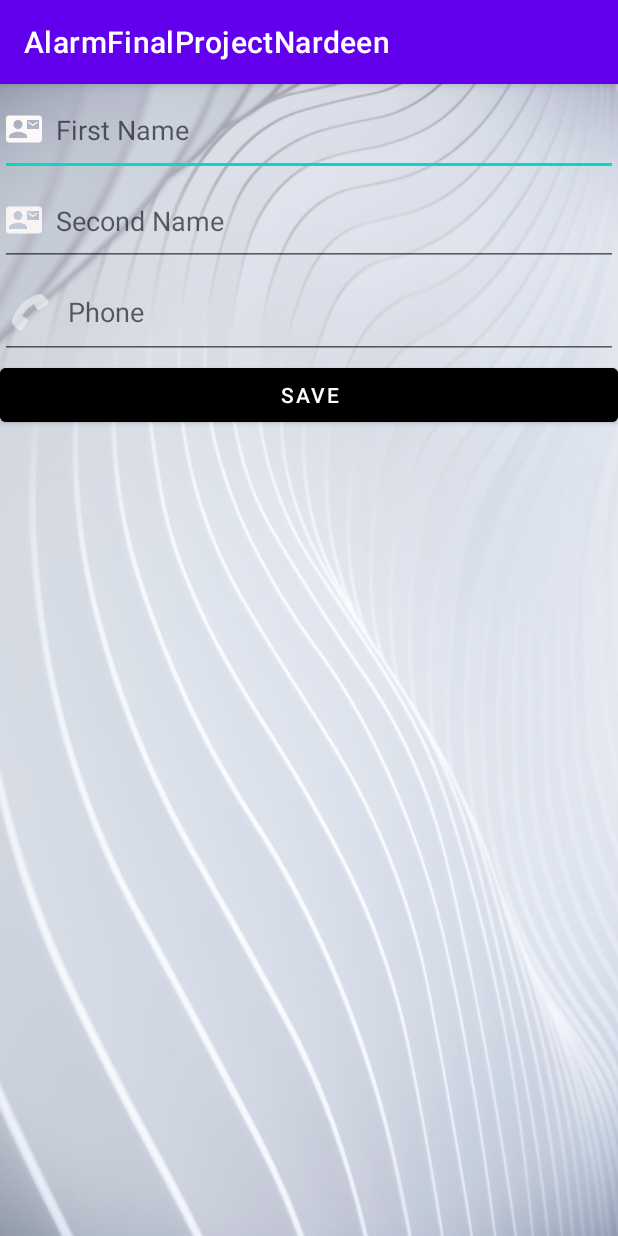
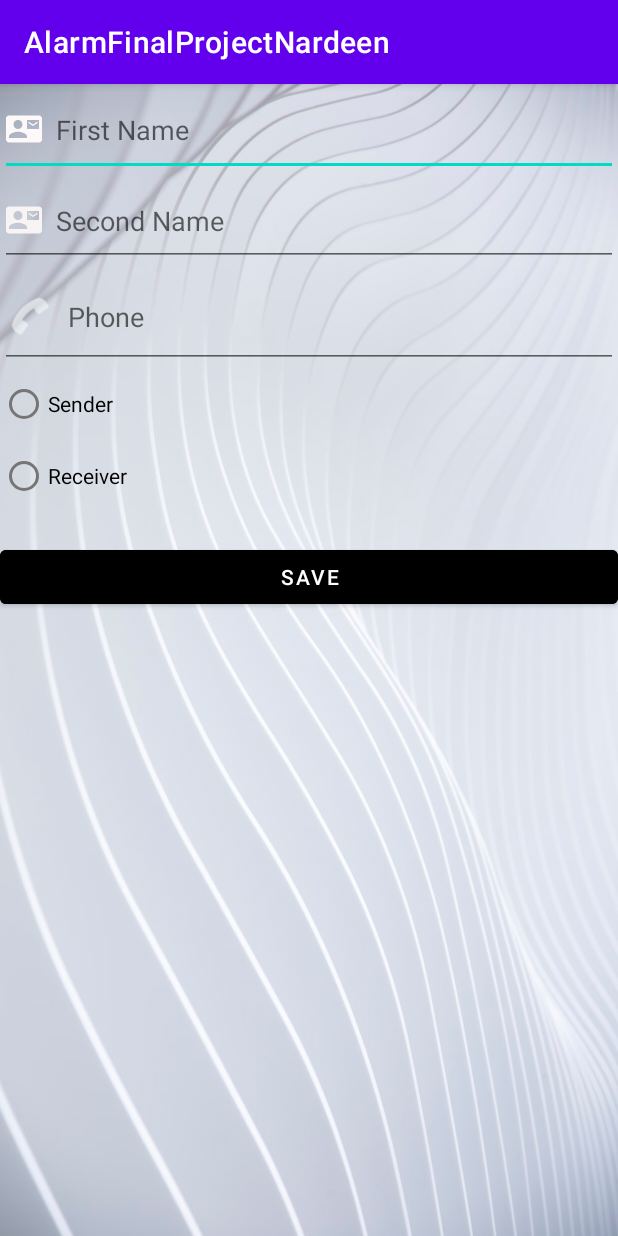
Before and after one commit to Nardeen230505/AlarmFinalProjectNardeen, an Android app: the ProfileActivity screen opened directly, with no data from a screen before it, on a phone screen of 412 x 824 dp. Run offline under Robolectric (Android 15) with nearby library versions, the phone set to English and light mode, and no system bars; our stand-ins replace Firebase (no records; nobody signed in at launch, a user with empty details on screens opened directly).

```diff
--- a/app/src/main/java/ow/nardeen/alarmfinalprojectnardeen/ProfileActivity.java
+++ b/app/src/main/java/ow/nardeen/alarmfinalprojectnardeen/ProfileActivity.java
@@ -7,6 +7,7 @@ import android.os.Bundle;
 import android.view.View;
 import android.widget.Button;
 import android.widget.EditText;
+import android.widget.RadioButton;
 import android.widget.Toast;
 
 import com.google.android.gms.tasks.OnCompleteListener;
@@ -26,6 +27,9 @@ public class ProfileActivity extends AppCompatActivity {
     private Button btnSaveProfile;
     private boolean toUpdate=true;
     Profile profile = null;
+    private RadioButton sender;
+    private RadioButton receiver;
+
     @Override
     protected void onCreate(Bundle savedInstanceState) {
         super.onCreate(savedInstanceState);
@@ -35,6 +39,10 @@ public class ProfileActivity extends AppCompatActivity {
         edSecondName =  findViewById(R.id.edSecondName);
         edPhoneP = findViewById(R.id.edPhoneP);
         btnSaveProfile = findViewById(R.id.btnSaveProfile);
+        sender = findViewById(R.id.rdSender);
+        receiver = findViewById(R.id.rdReceiever);
+
+
         btnSaveProfile.setOnClickListener(new View.OnClickListener() {
             @Override
             public void onClick(View v) {
--- a/app/src/main/res/layout/activity_profile.xml
+++ b/app/src/main/res/layout/activity_profile.xml
@@ -27,10 +27,27 @@
     <EditText
         android:id="@+id/edPhoneP"
         android:layout_width="match_parent"
-        android:layout_height="62dp"
+        android:layout_height="68dp"
         android:drawableLeft="@android:drawable/ic_menu_call"
         android:drawableTint="#F6FBFB"
         android:hint="  Phone" />
+
+    <RadioGroup
+        android:layout_width="match_parent"
+        android:layout_height="115dp" >
+
+        <RadioButton
+            android:id="@+id/rdSender"
+            android:layout_width="match_parent"
+            android:layout_height="wrap_content"
+            android:text="Sender" />
+
+        <RadioButton
+            android:id="@+id/rdReceiever"
+            android:layout_width="match_parent"
+            android:layout_height="wrap_content"
+            android:text="Receiver" />
+    </RadioGroup>
 
     <Button
         android:id="@+id/btnSaveProfile"
```
Also changed, not shown: app/src/main/java/ow/nardeen/alarmfinalprojectnardeen/Data/Profile.java (+11 -2 lines).
